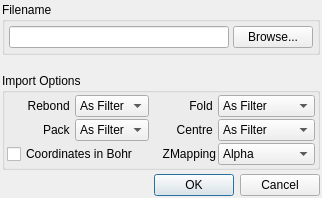
First picture: the form in trunk/src/gui/loadmodel.ui, repository trisyoungs/aten, before the edit.
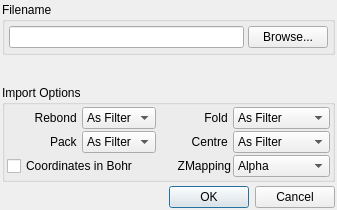
Second picture: the form after the edit. Icons and pictures are not drawn.

Commit message: More functionality added to Glyphs window. Default text for Text glyphs added. Fixed - Renderer would complain (wrongly) that it didn't know to draw text glyphs (type 9 and 10). Fixed - Espresso export filter used 'writeline' where it should have used 'writelinef'. Changed autoDefault properties of many buttons in the GUI to prevent tool windows from closing / acting without warning after editing text or numbers.

```diff
--- a/trunk/src/gui/loadmodel.ui
+++ b/trunk/src/gui/loadmodel.ui
@@ -5,14 +5,12 @@
    <rect>
     <x>0</x>
     <y>0</y>
-    <width>322</width>
-    <height>198</height>
+    <width>337</width>
+    <height>210</height>
    </rect>
   </property>
   <property name="sizePolicy" >
-   <sizepolicy>
-    <hsizetype>5</hsizetype>
-    <vsizetype>1</vsizetype>
+   <sizepolicy vsizetype="Minimum" hsizetype="Preferred" >
     <horstretch>0</horstretch>
     <verstretch>0</verstretch>
    </sizepolicy>
@@ -33,9 +31,7 @@
    <item>
     <widget class="QGroupBox" name="FilenameGroupx" >
      <property name="sizePolicy" >
-      <sizepolicy>
-       <hsizetype>5</hsizetype>
-       <vsizetype>1</vsizetype>
+      <sizepolicy vsizetype="Minimum" hsizetype="Preferred" >
        <horstretch>0</horstretch>
        <verstretch>0</verstretch>
       </sizepolicy>
@@ -70,6 +66,9 @@
           <property name="text" >
            <string>Browse...</string>
           </property>
+          <property name="autoDefault" >
+           <bool>false</bool>
+          </property>
          </widget>
         </item>
        </layout>
@@ -82,10 +81,10 @@
      <property name="orientation" >
       <enum>Qt::Vertical</enum>
      </property>
-     <property name="sizeHint" >
+     <property name="sizeHint" stdset="0" >
       <size>
        <width>20</width>
-       <height>40</height>
+       <height>0</height>
       </size>
      </property>
     </spacer>
@@ -299,7 +298,7 @@
       <enum>Qt::Horizontal</enum>
      </property>
      <property name="standardButtons" >
-      <set>QDialogButtonBox::Cancel|QDialogButtonBox::NoButton|QDialogButtonBox::Ok</set>
+      <set>QDialogButtonBox::Cancel|QDialogButtonBox::Ok</set>
      </property>
     </widget>
    </item>
```
Left out of the diff: 27 changed lines with no effect on the pictures. The commit also changes 25 other files.
